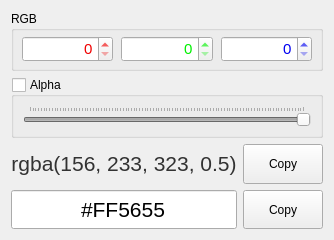
First picture: the form in ui/mainWindow.ui, repository NicolasSiver/color-convert, before the edit.
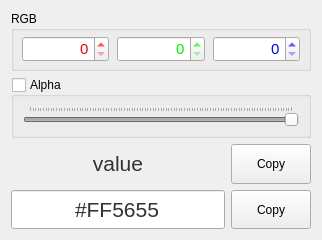
Second picture: the form after the edit.

Commit message: Alpha control

```diff
--- a/ui/mainWindow.ui
+++ b/ui/mainWindow.ui
@@ -201,6 +201,12 @@
     <layout class="QHBoxLayout" name="horizontalLayout_3">
      <item>
       <widget class="QLabel" name="uiLabelRgbaResult">
+       <property name="sizePolicy">
+        <sizepolicy hsizetype="Expanding" vsizetype="Preferred">
+         <horstretch>0</horstretch>
+         <verstretch>0</verstretch>
+        </sizepolicy>
+       </property>
        <property name="font">
         <font>
          <pointsize>16</pointsize>
@@ -210,7 +216,7 @@
         <string notr="true">color: #323232;</string>
        </property>
        <property name="text">
-        <string>rgba(156, 233, 323, 0.5)</string>
+        <string>value</string>
        </property>
        <property name="alignment">
         <set>Qt::AlignCenter</set>
@@ -259,6 +265,9 @@
        <property name="autoFillBackground">
         <bool>false</bool>
        </property>
+       <property name="styleSheet">
+        <string notr="true">color: #323232;</string>
+       </property>
        <property name="inputMethodHints">
         <set>Qt::ImhNone</set>
        </property>
```
Left out of the diff: 4 changed lines with no effect on the pictures. The commit also changes 1 other file.
